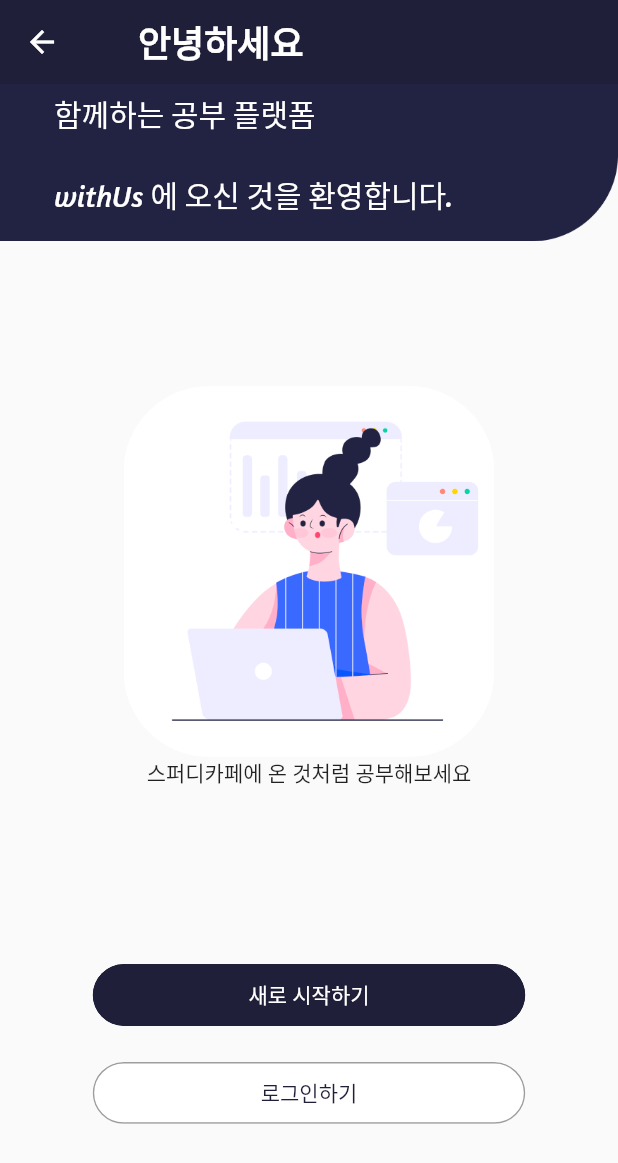
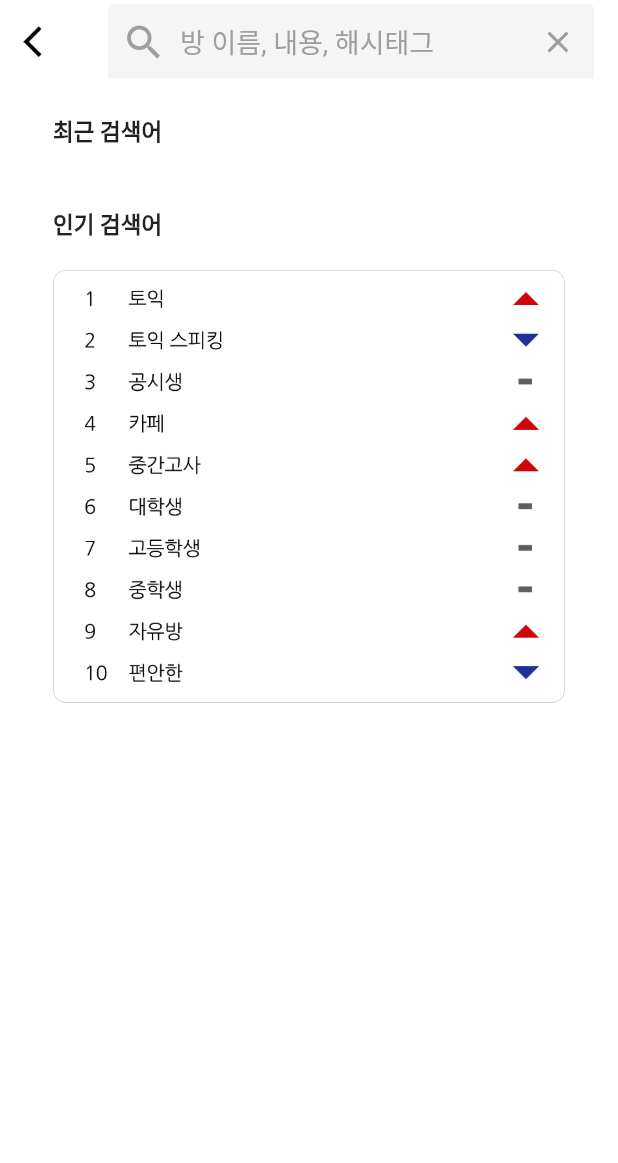
Before and after one commit to threeJob/withUs, a Flutter app: the screen it shows after launch, on a phone screen of 412 x 824 dp. Shown: the top 1163 px of the screen. Run offline on Flutter 3.47's test engine with Material 2 defaults, Android fonts, the phone set to English and light mode, and no system bars; our stand-ins replace dio, flutter_dotenv, get, webview_flutter; missing offline and left inert: flutter_naver_login, kakao_flutter_sdk, kakao_flutter_sdk_common, kakao_flutter_sdk_user.

Commit message:
feat: Add search UI

```diff
--- a/lib/main.dart
+++ b/lib/main.dart
@@ -7,6 +7,7 @@ import 'package:with_us/screens/auth/welcome_screen.dart';
 import 'package:with_us/screens/first/first_screen.dart';
 import 'package:with_us/screens/home/home_screen.dart';
 import 'package:with_us/screens/login/login_screen.dart';
+import 'package:with_us/screens/search/search_screen.dart';
 import 'package:with_us/screens/splash/splash_screen.dart';
 import 'package:kakao_flutter_sdk/kakao_flutter_sdk.dart';
 import 'package:kakao_flutter_sdk_common/kakao_flutter_sdk_common.dart';
@@ -36,7 +37,8 @@ class MyApp extends StatelessWidget {
         } else {
           return GetMaterialApp(
             title: 'withUs',
-            initialRoute: '/firstScreen',
+            // initialRoute: '/firstScreen',
+            initialRoute: '/searchScreen',
             getPages: [
               GetPage(name: '/loginScreen', page: () => LoginScreen()),
               GetPage(name: '/firstScreen', page: () => const FirstScreen()),
@@ -44,6 +46,7 @@ class MyApp extends StatelessWidget {
               GetPage(name: '/authScreen', page: () => AuthScreen()),
               GetPage(name: '/userScreen', page: () => UserScreen()),
               GetPage(name: '/homeScreen', page: () => HomeScreen()),
+              GetPage(name: '/searchScreen', page: () => const SearchScreen())
             ],
             theme: ThemeData(
               primarySwatch: _createMaterialColor(kMainColor),
--- /dev/null
+++ b/lib/screens/search/search_screen.dart
@@ -0,0 +1,95 @@
+import 'package:flutter/material.dart';
+import 'package:get/get.dart';
+
+class SearchScreen extends StatelessWidget {
+  const SearchScreen({super.key});
+
+  @override
+  Widget build(BuildContext context) {
+    var screenWidth = MediaQuery.of(context).size.width;
+    var screenHeight = MediaQuery.of(context).size.height;
+    return Scaffold(
+        backgroundColor: Colors.white,
+        appBar: searchPageHeader(screenWidth),
+        body: Center(
+            child: Column(
+          crossAxisAlignment: CrossAxisAlignment.start,
+          children: [
+            const SizedBox(height: 20),
+            const Text(
+              "최근 검색어",
+              style: TextStyle(fontSize: 15, fontWeight: FontWeight.bold),
+            ),
+            const SizedBox(height: 40),
+            const Text("인기 검색어",
+                style: TextStyle(fontSize: 15, fontWeight: FontWeight.bold)),
+            const SizedBox(height: 20),
+            //향후 회의 후 구현
+            Image.asset(
+              "assets/images/search.png",
+              height: screenWidth * 0.7,
+            )
+          ],
+        )));
+  }
+}
+
+// 검색창 입력내용 controller
+TextEditingController searchTextEditingController = TextEditingController();
+// // DB에서 검색된 사용자를 가져오는데 활용되는 변수
+// Future<QuerySnapshot> futureSearchResults;
+
+// X 아이콘 클릭시 검색어 삭제
+emptyTheTextFormField() {
+  searchTextEditingController.clear();
+}
+
+// // 검색어 입력후 submit하게되면 DB에서 검색어와 일치하거나 포함하는 결과 가져와서 future변수에 저장
+// controlSearching(str) {
+//   print(str);
+//   Future<QuerySnapshot> allUsers =
+//       userReference.where('profileName', isGreaterThanOrEqualTo: str).get();
+//   setState(() {
+//     futureSearchResults = allUsers;
+//   });
+// }
+
+// 검색페이지 상단부분
+AppBar searchPageHeader(var screenWidth) {
+  return AppBar(
+      backgroundColor: Colors.white,
+      elevation: 0,
+      leading: IconButton(
+        icon: Image.asset(
+          "assets/images/back_icon.png",
+          width: screenWidth * 0.06,
+        ),
+        onPressed: () => Get.back(),
+      ),
+      title: TextFormField(
+        controller: searchTextEditingController, // 검색창 controller
+        decoration: const InputDecoration(
+            hintText: '방 이름, 내용, 해시태그',
+            hintStyle: TextStyle(
+              color: Colors.grey,
+            ),
+            enabledBorder: UnderlineInputBorder(
+                borderSide: BorderSide(
+              color: Colors.white,
+            )),
+            focusedBorder: UnderlineInputBorder(
+                borderSide: BorderSide(
+              color: Colors.white,
+            )),
+            filled: true,
+            prefixIcon: Icon(Icons.search, color: Colors.grey, size: 30),
+            suffixIcon: IconButton(
+                icon: Icon(
+                  Icons.clear,
+                  color: Colors.grey,
+                ),
+                onPressed: emptyTheTextFormField)),
+        style: const TextStyle(fontSize: 18, color: Colors.white),
+        // onFieldSubmitted: controlSearching,
+      ));
+}
--- a/pubspec.yaml
+++ b/pubspec.yaml
@@ -42,7 +42,7 @@ dependencies:
   json_annotation: ^4.0.1
   shared_preferences: ^2.0.5
   platform: ^3.0.0
-  package_info_plus: ^1.0.4
+  package_info_plus: ^3.0.3
   http: ^0.13.5
   flutter_naver_login: ^1.7.0
   google_sign_in: ^5.4.2
```
Also changed, not shown: assets/images/search.png (added), assets/images/search_icon.png (added), pubspec.lock, 1 other file.
